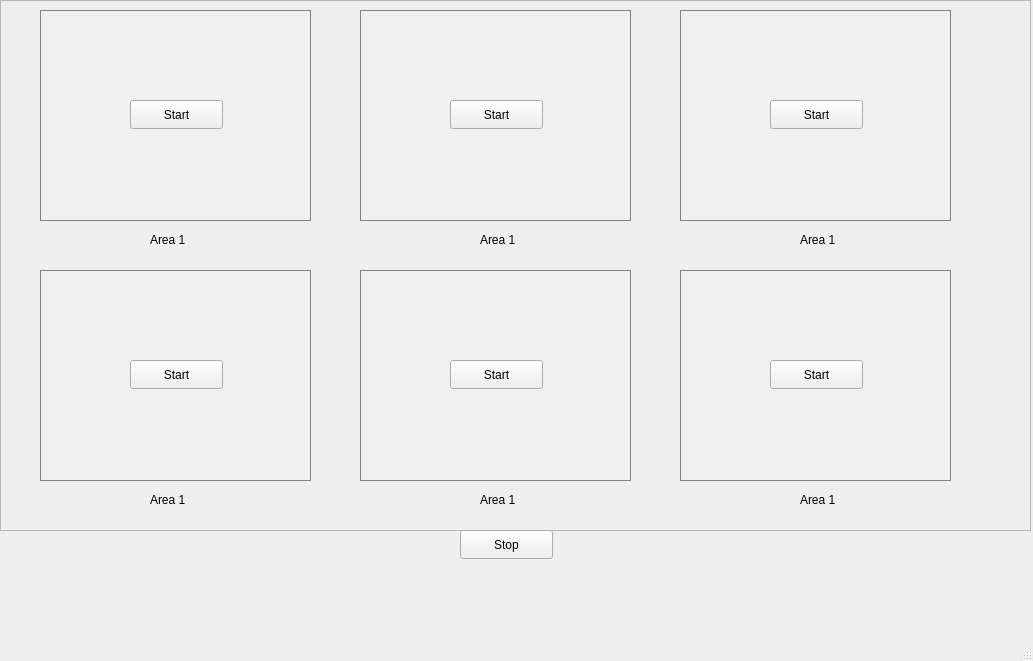
Old version of the form mainwindow.ui in the repository lvnh2003/Hospital_Tracking.
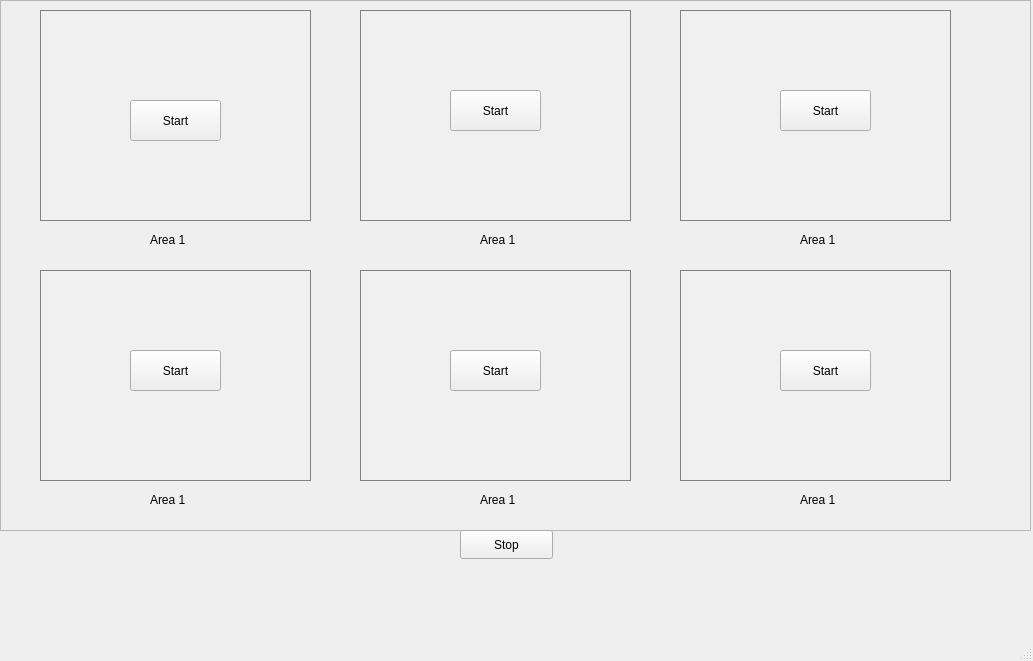
New version of the form.

Commit message: Fix bug display in button start

```diff
--- a/mainwindow.ui
+++ b/mainwindow.ui
@@ -63,8 +63,8 @@
       <rect>
        <x>130</x>
        <y>100</y>
-       <width>93</width>
-       <height>29</height>
+       <width>91</width>
+       <height>41</height>
       </rect>
      </property>
      <property name="text">
@@ -84,19 +84,6 @@
       <string>Area 1</string>
      </property>
     </widget>
-    <widget class="QPushButton" name="btn_Start_2">
-     <property name="geometry">
-      <rect>
-       <x>450</x>
-       <y>100</y>
-       <width>93</width>
-       <height>29</height>
-      </rect>
-     </property>
-     <property name="text">
-      <string>Start</string>
-     </property>
-    </widget>
     <widget class="QLabel" name="label_2">
      <property name="geometry">
       <rect>
@@ -126,19 +113,6 @@
       <string>Area 1</string>
      </property>
     </widget>
-    <widget class="QPushButton" name="btn_Start_3">
-     <property name="geometry">
-      <rect>
-       <x>770</x>
-       <y>100</y>
-       <width>93</width>
-       <height>29</height>
-      </rect>
-     </property>
-     <property name="text">
-      <string>Start</string>
-     </property>
-    </widget>
     <widget class="QLabel" name="label_3">
      <property name="geometry">
       <rect>
@@ -155,19 +129,6 @@
       <string/>
      </property>
     </widget>
-    <widget class="QPushButton" name="btn_Start_4">
-     <property name="geometry">
-      <rect>
-       <x>450</x>
-       <y>360</y>
-       <width>93</width>
-       <height>29</height>
-      </rect>
-     </property>
-     <property name="text">
-      <string>Start</string>
-     </property>
-    </widget>
     <widget class="QLabel" name="label_name_4">
      <property name="geometry">
       <rect>
@@ -194,52 +155,10 @@
       <string>Area 1</string>
      </property>
     </widget>
-    <widget class="QPushButton" name="btn_Start_5">
-     <property name="geometry">
-      <rect>
-       <x>770</x>
-       <y>360</y>
-       <width>93</width>
-       <height>29</height>
-      </rect>
-     </property>
-     <property name="text">
-      <string>Start</string>
-     </property>
-    </widget>
-    <widget class="QLabel" name="label_4">
-     <property name="geometry">
-      <rect>
-       <x>360</x>
-       <y>270</y>
-       <width>271</width>
-       <height>211</height>
-      </rect>
-     </property>
-     <property name="styleSheet">
-      <string notr="true">QLabel { border: 1px solid grey; background-color: #f0f0f0; }</string>
-     </property>
-     <property name="text">
-      <string/>
-     </property>
-    </widget>
-    <widget class="QLabel" name="label_name_6">
-     <property name="geometry">
-      <rect>
-       <x>800</x>
-       <y>490</y>
-       <width>51</width>
-       <height>20</height>
-      </rect>
-     </property>
-     <property name="text">
-      <string>Area 1</string>
-     </property>
-    </widget>
     <widget class="QLabel" name="label_5">
      <property name="geometry">
       <rect>
-       <x>680</x>
+       <x>360</x>
        <y>270</y>
        <width>271</width>
        <height>211</height>
@@ -252,22 +171,38 @@
       <string/>
      </property>
     </widget>
-    <widget class="QPushButton" name="btn_Start_6">
+    <widget class="QLabel" name="label_name_6">
      <property name="geometry">
       <rect>
-       <x>130</x>
-       <y>360</y>
-       <width>93</width>
-       <height>29</height>
+       <x>800</x>
+       <y>490</y>
+       <width>51</width>
+       <height>20</height>
       </rect>
      </property>
      <property name="text">
-      <string>Start</string>
+      <string>Area 1</string>
      </property>
     </widget>
     <widget class="QLabel" name="label_6">
      <property name="geometry">
       <rect>
+       <x>680</x>
+       <y>270</y>
+       <width>271</width>
+       <height>211</height>
+      </rect>
+     </property>
+     <property name="styleSheet">
+      <string notr="true">QLabel { border: 1px solid grey; background-color: #f0f0f0; }</string>
+     </property>
+     <property name="text">
+      <string/>
+     </property>
+    </widget>
+    <widget class="QLabel" name="label_4">
+     <property name="geometry">
+      <rect>
        <x>40</x>
        <y>270</y>
        <width>271</width>
@@ -281,23 +216,88 @@
       <string/>
      </property>
     </widget>
+    <widget class="QPushButton" name="btn_Start_2">
+     <property name="geometry">
+      <rect>
+       <x>450</x>
+       <y>90</y>
+       <width>91</width>
+       <height>41</height>
+      </rect>
+     </property>
+     <property name="text">
+      <string>Start</string>
+     </property>
+    </widget>
+    <widget class="QPushButton" name="btn_Start_3">
+     <property name="geometry">
+      <rect>
+       <x>780</x>
+       <y>90</y>
+       <width>91</width>
+       <height>41</height>
+      </rect>
+     </property>
+     <property name="text">
+      <string>Start</string>
+     </property>
+    </widget>
+    <widget class="QPushButton" name="btn_Start_4">
+     <property name="geometry">
+      <rect>
+       <x>130</x>
+       <y>350</y>
+       <width>91</width>
+       <height>41</height>
+      </rect>
+     </property>
+     <property name="text">
+      <string>Start</string>
+     </property>
+    </widget>
+    <widget class="QPushButton" name="btn_Start_5">
+     <property name="geometry">
+      <rect>
+       <x>450</x>
+       <y>350</y>
+       <width>91</width>
+       <height>41</height>
+      </rect>
+     </property>
+     <property name="text">
+      <string>Start</string>
+     </property>
+    </widget>
+    <widget class="QPushButton" name="btn_Start_6">
+     <property name="geometry">
+      <rect>
+       <x>780</x>
+       <y>350</y>
+       <width>91</width>
+       <height>41</height>
+      </rect>
+     </property>
+     <property name="text">
+      <string>Start</string>
+     </property>
+    </widget>
+    <zorder>label_6</zorder>
     <zorder>label_5</zorder>
     <zorder>label_4</zorder>
-    <zorder>label_6</zorder>
     <zorder>label_2</zorder>
     <zorder>label_3</zorder>
     <zorder>label_name_1</zorder>
     <zorder>label_1</zorder>
     <zorder>btn_Start_1</zorder>
     <zorder>label_name_2</zorder>
-    <zorder>btn_Start_2</zorder>
     <zorder>label_name_3</zorder>
-    <zorder>btn_Start_3</zorder>
-    <zorder>btn_Start_4</zorder>
     <zorder>label_name_4</zorder>
     <zorder>label_name_5</zorder>
-    <zorder>btn_Start_5</zorder>
     <zorder>label_name_6</zorder>
+    <zorder>btn_Start_2</zorder>
+    <zorder>btn_Start_3</zorder>
+    <zorder>btn_Start_4</zorder>
+    <zorder>btn_Start_5</zorder>
     <zorder>btn_Start_6</zorder>
    </widget>
    <widget class="QPushButton" name="btn_Stop">
```
The commit also changes 1 other file.
